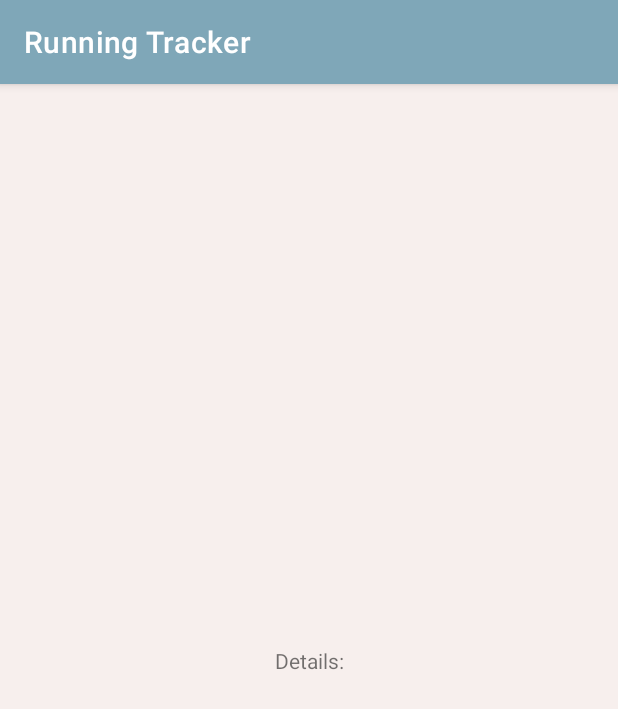
After one commit to itsurravi/Running_Track, an Android app: the RunDetailFragment screen opened through its navigation route, on a phone screen of 412 x 824 dp. The commit adds this screen. Shown: the top 709 px of the screen. Run offline under Robolectric (Android 15) with nearby library versions, the phone set to English and light mode, and no system bars; our stand-ins replace Dagger/Hilt's generated code, Room's generated code, navigation-ui, sdp/ssp sizes; 2 statements that could not run were skipped.

Commit message:
Navigation Data Pass set

```diff
--- a/app/src/main/java/com/ravisharma/runningtrack/adapters/RunAdapter.kt
+++ b/app/src/main/java/com/ravisharma/runningtrack/adapters/RunAdapter.kt
@@ -14,7 +14,7 @@ import com.ravisharma.runningtrack.other.TrackingUtility
 import java.text.SimpleDateFormat
 import java.util.*
 
-class RunAdapter : RecyclerView.Adapter<RunAdapter.RunViewHolder>() {
+class RunAdapter(val onItemClick : (position: Int) -> Unit) : RecyclerView.Adapter<RunAdapter.RunViewHolder>() {
 
     inner class RunViewHolder(val binding: ItemRunBinding) : RecyclerView.ViewHolder(binding.root)
 
@@ -60,6 +60,10 @@ class RunAdapter : RecyclerView.Adapter<RunAdapter.RunViewHolder>() {
 
             val caloriesBurned = "${run.caloriesBurned}kcal"
             tvCalories.text = caloriesBurned
+
+            materialCardView.setOnClickListener {
+                onItemClick(run.id!!)
+            }
         }
     }
 }
--- a/app/src/main/java/com/ravisharma/runningtrack/db/RunDao.kt
+++ b/app/src/main/java/com/ravisharma/runningtrack/db/RunDao.kt
@@ -37,4 +37,7 @@ interface RunDao {
 
     @Query("SELECT AVG(avgSpeedInKMH) FROM runningTable")
     fun getTotalAvgSpeed(): LiveData<Float>
+
+    @Query("SELECT * FROM runningTable WHERE id=:id")
+    fun getSingleRun(id: Int): LiveData<Run>
 }
--- a/app/src/main/java/com/ravisharma/runningtrack/other/Constants.kt
+++ b/app/src/main/java/com/ravisharma/runningtrack/other/Constants.kt
@@ -18,6 +18,8 @@ object Constants {
     const val KEY_NAME = "KEY_NAME"
     const val KEY_WEIGHT = "KEY_WEIGHT"
 
+    const val CANCEL_TRACKING_DIALOG_TAG = "CancelDialog"
+
     const val LOCATION_UPDATE_INTERVAL = 5000L
     const val FASTEST_LOCATION_INTERVAL = 2000L
 
--- a/app/src/main/java/com/ravisharma/runningtrack/repositories/MainRepository.kt
+++ b/app/src/main/java/com/ravisharma/runningtrack/repositories/MainRepository.kt
@@ -28,4 +28,6 @@ class MainRepository @Inject constructor(
     fun getTotalCaloriesBurned() = runDao.getTotalCaloriesBurned()
 
     fun getTotalTimeInMillis() = runDao.getTotalTimeInMillis()
+
+    fun getSingleRun(id: Int) = runDao.getSingleRun(id)
 }
--- /dev/null
+++ b/app/src/main/java/com/ravisharma/runningtrack/ui/fragments/RunDetailFragment.kt
@@ -0,0 +1,29 @@
+package com.ravisharma.runningtrack.ui.fragments
+
+import android.os.Bundle
+import android.view.View
+import androidx.fragment.app.Fragment
+import androidx.fragment.app.viewModels
+import com.ravisharma.runningtrack.R
+import com.ravisharma.runningtrack.databinding.FragmentRunDetailBinding
+import com.ravisharma.runningtrack.ui.viewmodels.MainViewModel
+import dagger.hilt.android.AndroidEntryPoint
+
+@AndroidEntryPoint
+class RunDetailFragment : Fragment(R.layout.fragment_run_detail) {
+
+    private lateinit var binding: FragmentRunDetailBinding
+
+    private val viewModel : MainViewModel by viewModels()
+
+    override fun onViewCreated(view: View, savedInstanceState: Bundle?) {
+        super.onViewCreated(view, savedInstanceState)
+        binding = FragmentRunDetailBinding.bind(view)
+
+        val detail = requireArguments().getString("detail").toString()
+
+        viewModel.getSingleRun(detail.toInt()).observe(viewLifecycleOwner) {
+            binding.detailsTextView.text = it.toString()
+        }
+    }
+}
--- a/app/src/main/java/com/ravisharma/runningtrack/ui/fragments/RunFragment.kt
+++ b/app/src/main/java/com/ravisharma/runningtrack/ui/fragments/RunFragment.kt
@@ -5,6 +5,7 @@ import android.os.Build
 import android.os.Bundle
 import android.view.View
 import android.widget.AdapterView
+import androidx.core.os.bundleOf
 import androidx.fragment.app.Fragment
 import androidx.fragment.app.viewModels
 import androidx.lifecycle.Observer
@@ -79,7 +80,10 @@ class RunFragment : Fragment(R.layout.fragment_run), EasyPermissions.PermissionC
 
     private fun setupRecyclerView() = binding!!.rvRuns.apply {
         showProgressBar()
-        runAdapter = RunAdapter()
+        runAdapter = RunAdapter {
+            val bundle = bundleOf("detail" to it.toString())
+            findNavController().navigate(R.id.action_runFragment_to_runDetailFragment, bundle)
+        }
         adapter = runAdapter
         layoutManager = LinearLayoutManager(requireContext())
     }
--- a/app/src/main/java/com/ravisharma/runningtrack/ui/fragments/TrackingFragment.kt
+++ b/app/src/main/java/com/ravisharma/runningtrack/ui/fragments/TrackingFragment.kt
@@ -2,6 +2,7 @@ package com.ravisharma.runningtrack.ui.fragments
 
 import android.content.Intent
 import android.os.Bundle
+import android.util.Log
 import android.view.*
 import androidx.fragment.app.Fragment
 import androidx.fragment.app.viewModels
@@ -18,6 +19,7 @@ import com.ravisharma.runningtrack.db.Run
 import com.ravisharma.runningtrack.other.Constants.ACTION_PAUSE_SERVICE
 import com.ravisharma.runningtrack.other.Constants.ACTION_START_OR_RESUME_SERVICE
 import com.ravisharma.runningtrack.other.Constants.ACTION_STOP_SERVICE
+import com.ravisharma.runningtrack.other.Constants.CANCEL_TRACKING_DIALOG_TAG
 import com.ravisharma.runningtrack.other.Constants.MAP_ZOOM
 import com.ravisharma.runningtrack.other.Constants.POLYLINE_COLOR
 import com.ravisharma.runningtrack.other.Constants.POLYLINE_WIDTH
@@ -30,8 +32,6 @@ import dagger.hilt.android.AndroidEntryPoint
 import java.util.*
 import javax.inject.Inject
 import kotlin.math.round
-
-const val CANCEL_TRACKING_DIALOG_TAG = "CancelDialog"
 
 @AndroidEntryPoint
 class TrackingFragment : Fragment(R.layout.fragment_tracking) {
@@ -197,6 +197,7 @@ class TrackingFragment : Fragment(R.layout.fragment_tracking) {
                 round((distanceInMeters / 1000f) / (currentTimeMillis / 1000f / 60 / 60) * 10) / 10f
             val dateTimeStamp = Calendar.getInstance().timeInMillis
             val caloriesBurned = ((distanceInMeters / 1000f) * weight).toInt()
+            Log.e("Values", "$weight")
 
             val run = Run(
                 bmp,
--- a/app/src/main/java/com/ravisharma/runningtrack/ui/viewmodels/MainViewModel.kt
+++ b/app/src/main/java/com/ravisharma/runningtrack/ui/viewmodels/MainViewModel.kt
@@ -1,5 +1,6 @@
 package com.ravisharma.runningtrack.ui.viewmodels
 
+import androidx.lifecycle.LiveData
 import androidx.lifecycle.MediatorLiveData
 import androidx.lifecycle.ViewModel
 import androidx.lifecycle.viewModelScope
@@ -76,4 +77,8 @@ class MainViewModel @Inject constructor(
     fun insertRun(run: Run) = viewModelScope.launch {
         mainRepository.insertRun(run)
     }
+
+    fun getSingleRun(id: Int): LiveData<Run> {
+        return mainRepository.getSingleRun(id)
+    }
 }
--- /dev/null
+++ b/app/src/main/res/layout/fragment_run_detail.xml
@@ -0,0 +1,18 @@
+<?xml version="1.0" encoding="utf-8"?>
+<androidx.constraintlayout.widget.ConstraintLayout xmlns:android="http://schemas.android.com/apk/res/android"
+    xmlns:app="http://schemas.android.com/apk/res-auto"
+    xmlns:tools="http://schemas.android.com/tools"
+    android:layout_width="match_parent"
+    android:layout_height="match_parent">
+
+
+    <TextView
+        android:id="@+id/detailsTextView"
+        android:layout_width="wrap_content"
+        android:layout_height="wrap_content"
+        android:text="Details:"
+        app:layout_constraintBottom_toBottomOf="parent"
+        app:layout_constraintEnd_toEndOf="parent"
+        app:layout_constraintStart_toStartOf="parent"
+        app:layout_constraintTop_toTopOf="parent" />
+</androidx.constraintlayout.widget.ConstraintLayout>
--- a/app/src/main/res/layout/item_run.xml
+++ b/app/src/main/res/layout/item_run.xml
@@ -3,6 +3,7 @@
     xmlns:app="http://schemas.android.com/apk/res-auto"
     xmlns:tools="http://schemas.android.com/tools"
     android:layout_width="match_parent"
+    android:id="@+id/materialCardView"
     android:layout_height="wrap_content"
     android:layout_margin="@dimen/_10sdp"
     app:cardElevation="@dimen/_10sdp">
--- a/app/src/main/res/navigation/nav_graph.xml
+++ b/app/src/main/res/navigation/nav_graph.xml
@@ -16,6 +16,13 @@
         <action
             android:id="@+id/action_runFragment_to_trackingFragment"
             app:destination="@id/trackingFragment" />
+        <action
+            android:id="@+id/action_runFragment_to_runDetailFragment"
+            app:destination="@id/runDetailFragment">
+            <argument
+                android:name="detail"
+                app:argType="string" />
+        </action>
     </fragment>
     <fragment
         android:id="@+id/settingsFragment"
@@ -41,4 +48,8 @@
             android:id="@+id/action_trackingFragment_to_runFragment"
             app:destination="@id/runFragment" />
     </fragment>
+    <fragment
+        android:id="@+id/runDetailFragment"
+        android:name="com.ravisharma.runningtrack.ui.fragments.RunDetailFragment"
+        android:label="RunDetailFragment" />
 </navigation>
```
Also changed, not shown: app/build.gradle (+8 -8 lines), app/src/main/AndroidManifest.xml (+6 -2 lines).
